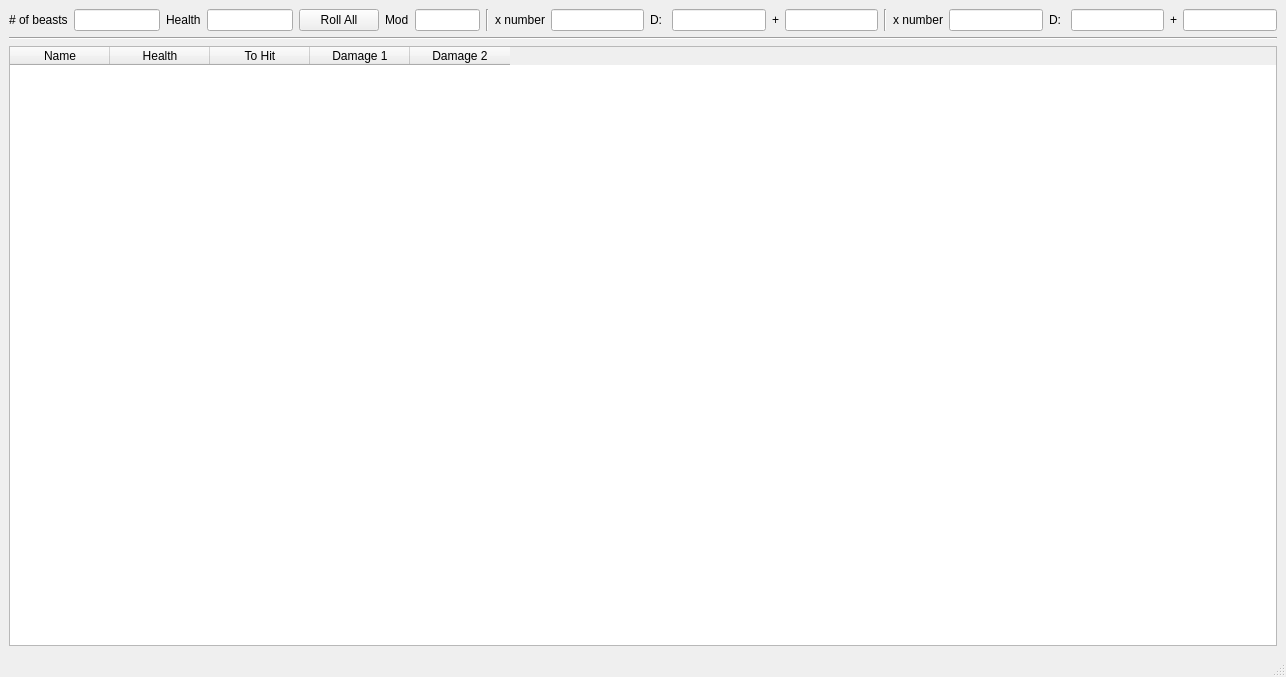
Before: the Qt Designer form mainwindow.ui in maxstrack/DruidDiceRoler, drawn with Qt 5.
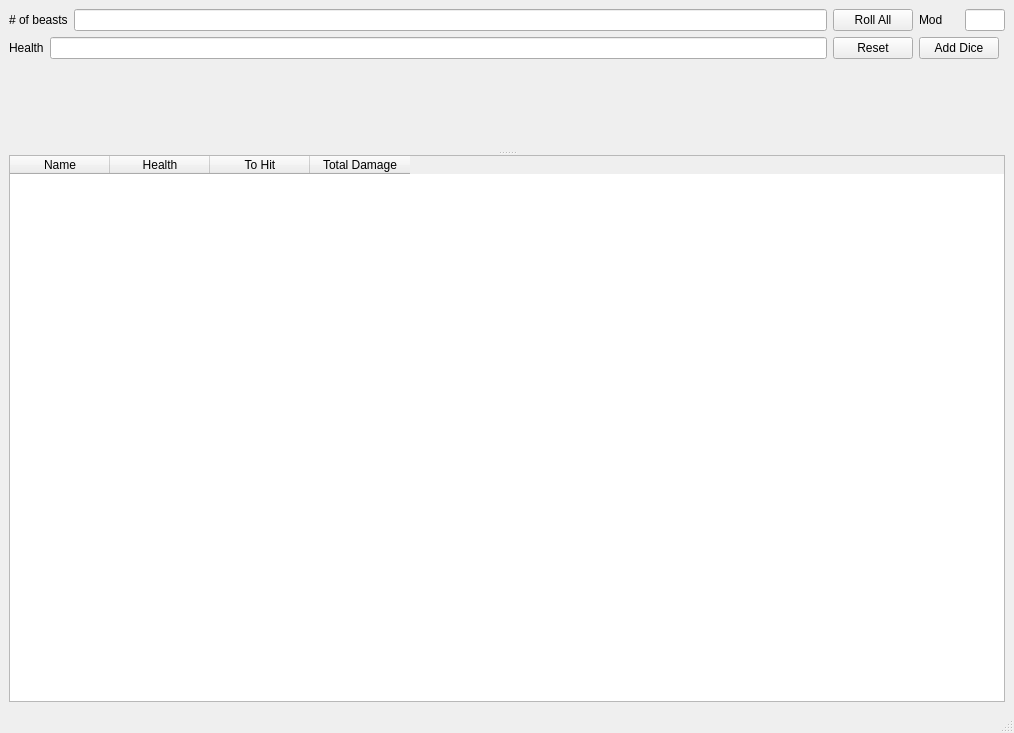
After: the same form once the commit is applied.

Commit message: added dynamic dice sets

What changed in the file:
```diff
--- a/mainwindow.ui
+++ b/mainwindow.ui
@@ -6,19 +6,33 @@
    <rect>
     <x>0</x>
     <y>0</y>
-    <width>1286</width>
-    <height>677</height>
+    <width>1014</width>
+    <height>733</height>
    </rect>
   </property>
   <property name="windowTitle">
    <string>MainWindow</string>
   </property>
   <widget class="QWidget" name="centralwidget">
+   <layout class="QGridLayout" name="gridLayout_2">
+    <item row="0" column="0">
+     <widget class="QSplitter" name="splitter">
+      <property name="orientation">
+       <enum>Qt::Vertical</enum>
+      </property>
+      <widget class="QWidget" name="">
+       <layout class="QHBoxLayout" name="horizontalLayout_5">
+        <item>
+         <layout class="QVBoxLayout" name="spacerCont">
+          <item>
+           <layout class="QGridLayout" name="gridLayout">
+            <property name="sizeConstraint">
+             <enum>QLayout::SetDefaultConstraint</enum>
+            </property>
+            <item row="0" column="0">
    <layout class="QVBoxLayout" name="verticalLayout">
     <item>
-     <layout class="QHBoxLayout" name="horizontalLayout_10">
-      <item>
-       <layout class="QHBoxLayout" name="horizontalLayout_3">
+               <layout class="QHBoxLayout" name="horizontalLayout">
         <item>
          <widget class="QLabel" name="nBeasts">
           <property name="text">
@@ -29,6 +43,10 @@
         <item>
          <widget class="QLineEdit" name="nBeastsIn"/>
         </item>
+               </layout>
+              </item>
+              <item>
+               <layout class="QHBoxLayout" name="horizontalLayout_2">
         <item>
          <widget class="QLabel" name="health">
           <property name="text">
@@ -41,6 +59,10 @@
         </item>
        </layout>
       </item>
+             </layout>
+            </item>
+            <item row="0" column="1">
+             <layout class="QVBoxLayout" name="verticalLayout_2">
       <item>
        <widget class="QPushButton" name="rollAll">
         <property name="text">
@@ -49,131 +71,83 @@
        </widget>
       </item>
       <item>
+               <widget class="QPushButton" name="reset">
+                <property name="text">
+                 <string>Reset</string>
+                </property>
+               </widget>
+              </item>
+             </layout>
+            </item>
+            <item row="0" column="2">
+             <layout class="QVBoxLayout" name="verticalLayout_3">
+              <item>
+               <layout class="QHBoxLayout" name="horizontalLayout_3">
+                <item>
        <widget class="QLabel" name="label">
+                  <property name="maximumSize">
+                   <size>
+                    <width>40</width>
+                    <height>16777215</height>
+                   </size>
+                  </property>
         <property name="text">
          <string>Mod</string>
         </property>
        </widget>
       </item>
       <item>
-       <widget class="QLineEdit" name="lineEdit"/>
-      </item>
-      <item>
-       <layout class="QHBoxLayout" name="horizontalLayout_4">
-        <item>
-         <widget class="Line" name="line_2">
-          <property name="orientation">
-           <enum>Qt::Vertical</enum>
-          </property>
-         </widget>
-        </item>
-        <item>
-         <layout class="QHBoxLayout" name="horizontalLayout">
-          <item>
-           <widget class="QLabel" name="diceNum">
+                 <widget class="QLineEdit" name="toHitMod">
+                  <property name="maximumSize">
+                   <size>
+                    <width>40</width>
+                    <height>16777215</height>
+                   </size>
+                  </property>
             <property name="text">
-             <string>x number</string>
+                   <string/>
             </property>
            </widget>
           </item>
-          <item>
-           <widget class="QLineEdit" name="diceNumIn"/>
-          </item>
          </layout>
         </item>
         <item>
-         <layout class="QHBoxLayout" name="horizontalLayout_2">
-          <item>
-           <widget class="QLabel" name="diceType">
-            <property name="text">
-             <string>D: </string>
-            </property>
-           </widget>
-          </item>
-          <item>
-           <widget class="QLineEdit" name="diceTypeIn"/>
-          </item>
-         </layout>
-        </item>
-        <item>
-         <layout class="QHBoxLayout" name="horizontalLayout_5">
-          <item>
-           <widget class="QLabel" name="plusHit">
+               <widget class="QPushButton" name="addDice">
+                <property name="maximumSize">
+                 <size>
+                  <width>80</width>
+                  <height>16777215</height>
+                 </size>
+                </property>
             <property name="text">
-             <string>+</string>
+                 <string>Add Dice</string>
             </property>
            </widget>
           </item>
-          <item>
-           <widget class="QLineEdit" name="plusHitIn"/>
-          </item>
          </layout>
         </item>
        </layout>
       </item>
       <item>
-       <widget class="Line" name="line_3">
+           <spacer name="verticalSpacer">
         <property name="orientation">
          <enum>Qt::Vertical</enum>
         </property>
-       </widget>
-      </item>
-      <item>
-       <layout class="QHBoxLayout" name="horizontalLayout_6">
-        <item>
-         <layout class="QHBoxLayout" name="horizontalLayout_7">
-          <item>
-           <widget class="QLabel" name="diceNum_2">
-            <property name="text">
-             <string>x number</string>
+            <property name="sizeHint" stdset="0">
+             <size>
+              <width>20</width>
+              <height>0</height>
+             </size>
             </property>
-           </widget>
+           </spacer>
           </item>
-          <item>
-           <widget class="QLineEdit" name="diceNumIn_2"/>
-          </item>
          </layout>
         </item>
         <item>
-         <layout class="QHBoxLayout" name="horizontalLayout_8">
-          <item>
-           <widget class="QLabel" name="diceType_2">
-            <property name="text">
-             <string>D: </string>
-            </property>
-           </widget>
-          </item>
-          <item>
-           <widget class="QLineEdit" name="diceTypeIn_2"/>
-          </item>
-         </layout>
-        </item>
-        <item>
-         <layout class="QHBoxLayout" name="horizontalLayout_9">
-          <item>
-           <widget class="QLabel" name="plusHit_2">
-            <property name="text">
-             <string>+</string>
-            </property>
-           </widget>
-          </item>
-          <item>
-           <widget class="QLineEdit" name="plusHitIn_2"/>
-          </item>
-         </layout>
-        </item>
-       </layout>
-      </item>
-     </layout>
-    </item>
-    <item>
-     <widget class="Line" name="line">
-      <property name="orientation">
-       <enum>Qt::Horizontal</enum>
-      </property>
-     </widget>
-    </item>
-    <item>
+         <layout class="QVBoxLayout" name="diceContainer"/>
+        </item>
+       </layout>
+      </widget>
      <widget class="QTableWidget" name="tableWidget">
       <column>
        <property name="text">
@@ -192,14 +166,10 @@
       </column>
       <column>
        <property name="text">
-        <string>Damage 1</string>
-       </property>
-      </column>
-      <column>
-       <property name="text">
-        <string>Damage 2</string>
-       </property>
-      </column>
+         <string>Total Damage</string>
+        </property>
+       </column>
+      </widget>
      </widget>
     </item>
    </layout>
```
Left out of the diff: 2 changed lines with no effect on the pictures. Lines whose indentation alone changed are shown as unchanged. The commit also changes 1 other file.
